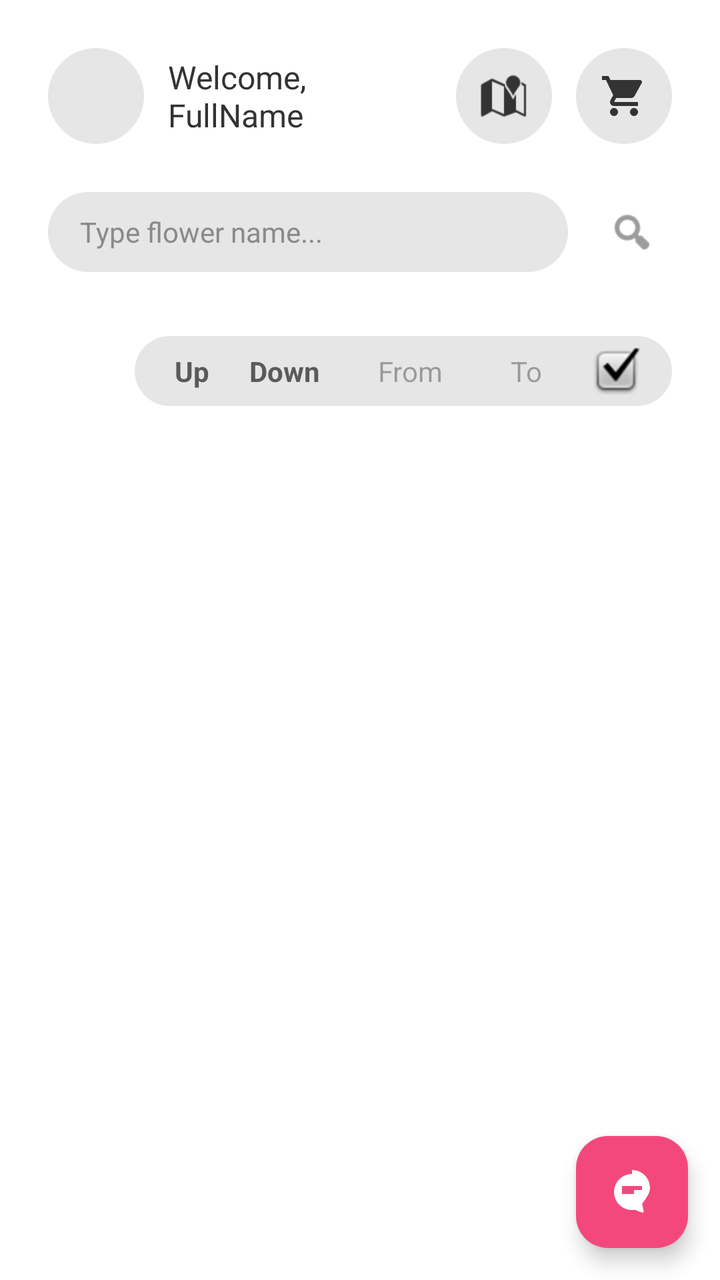
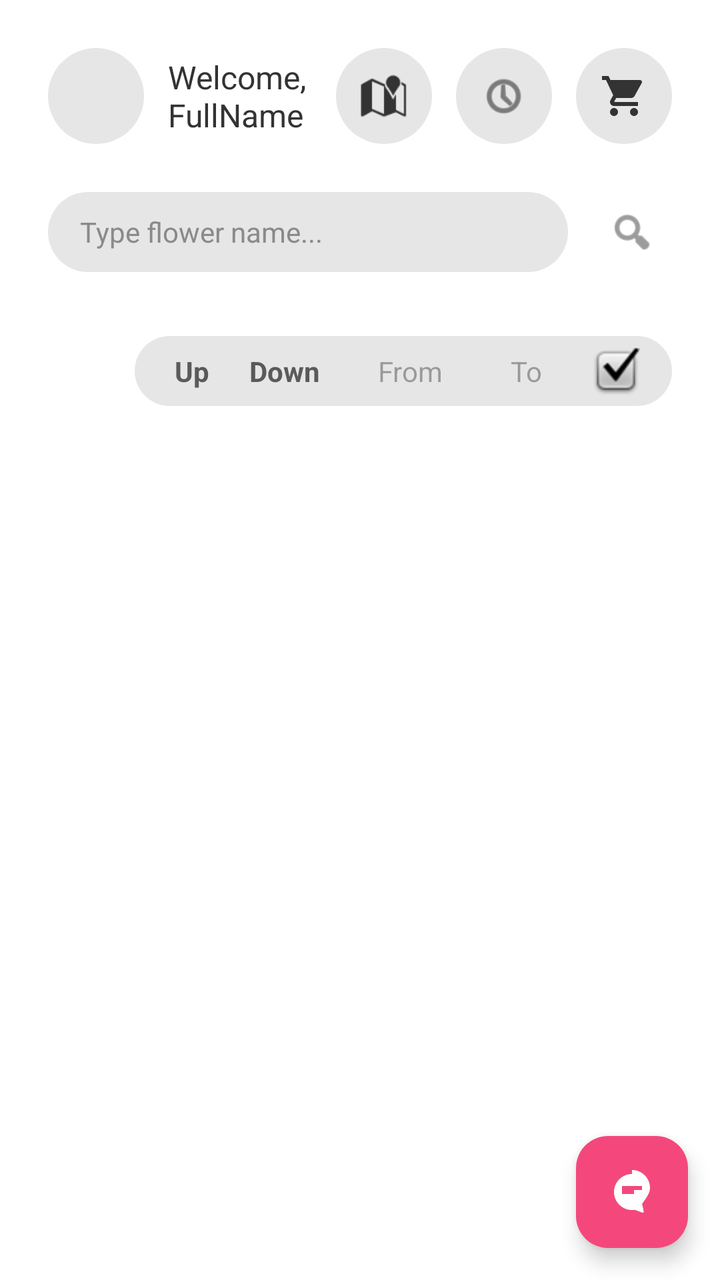

The first picture is an Android layout as it rendered before a commit; the second is the same layout after the commit. The layout source and the unified diff follow.
<!-- AndroidManifest.xml: application theme Theme.FlowerShopApp -->
<!-- res/layout/activity_products_list.xml -->
<?xml version="1.0" encoding="utf-8"?>
<androidx.constraintlayout.widget.ConstraintLayout
    xmlns:android="http://schemas.android.com/apk/res/android"
    xmlns:app="http://schemas.android.com/apk/res-auto"
    xmlns:tools="http://schemas.android.com/tools"
    android:layout_width="match_parent"
    android:layout_height="match_parent"
    android:background="#FFFFFF"
    android:paddingTop="24dp">

    <ImageView
        android:id="@+id/ivAvatar"
        android:layout_width="48dp"
        android:layout_height="48dp"
        android:layout_marginStart="24dp"
        android:background="@drawable/bg_rounded_gray"
        app:layout_constraintTop_toTopOf="parent"
        app:layout_constraintStart_toStartOf="parent" />

    <TextView
        android:id="@+id/tvWelcomeText"
        android:layout_width="wrap_content"
        android:layout_height="wrap_content"
        android:layout_marginStart="12dp"
        android:text="@string/welcome_nfullname_text"
        android:textColor="#333333"
        android:textSize="16sp"
        app:layout_constraintTop_toTopOf="@id/ivAvatar"
        app:layout_constraintBottom_toBottomOf="@id/ivAvatar"
        app:layout_constraintStart_toEndOf="@id/ivAvatar" />

    <ImageView
        android:id="@+id/btnMap"
        android:layout_width="48dp"
        android:layout_height="48dp"
        android:layout_marginEnd="12dp"
        android:background="@drawable/bg_rounded_gray"
        android:padding="12dp"
        android:src="@android:drawable/ic_dialog_map"
        app:tint="#333333"
        android:contentDescription="Store Map"
        app:layout_constraintTop_toTopOf="@id/ivAvatar"
        app:layout_constraintBottom_toBottomOf="@id/ivAvatar"
        app:layout_constraintEnd_toStartOf="@id/cartContainer" />

    <FrameLayout
        android:id="@+id/cartContainer"
        android:layout_width="48dp"
        android:layout_height="48dp"
        android:layout_marginEnd="24dp"
        app:layout_constraintTop_toTopOf="@id/ivAvatar"
        app:layout_constraintBottom_toBottomOf="@id/ivAvatar"
        app:layout_constraintEnd_toEndOf="parent">

        <ImageView
            android:id="@+id/btnCart"
            android:layout_width="48dp"
            android:layout_height="48dp"
            android:background="@drawable/bg_rounded_gray"
            android:padding="12dp"
            android:src="@drawable/ic_cart"
            app:tint="#333333" />

        <TextView
            android:id="@+id/tvCartBadge"
            android:layout_width="20dp"
            android:layout_height="20dp"
            android:layout_gravity="top|end"
            android:layout_marginTop="-2dp"
            android:layout_marginEnd="-2dp"
            android:background="@drawable/bg_badge"
            android:gravity="center"
            android:text="0"
            android:textColor="#FFFFFF"
            android:textSize="10sp"
            android:textStyle="bold"
            android:visibility="gone" />

    </FrameLayout>

    <LinearLayout
        android:id="@+id/layoutSearch"
        android:layout_width="match_parent"
        android:layout_height="wrap_content"
        android:layout_marginHorizontal="24dp"
        android:layout_marginTop="24dp"
        android:orientation="horizontal"
        android:gravity="center_vertical"
        app:layout_constraintTop_toBottomOf="@id/ivAvatar">

        <EditText
            android:id="@+id/edtSearch"
            android:layout_width="0dp"
            android:layout_height="40dp"
            android:layout_weight="1"
            android:background="@drawable/bg_rounded_gray"
            android:hint="Type flower name..."
            android:textColorHint="@color/gray_text"
            android:textColor="#333333"
            android:textSize="14sp"
            android:paddingHorizontal="16dp"
            android:inputType="text"
            android:maxLines="1"
            android:imeOptions="actionSearch" />

        <ImageView
            android:id="@+id/btnSearch"
            android:layout_width="40dp"
            android:layout_height="40dp"
            android:layout_marginStart="12dp"
            android:padding="8dp"
            android:src="@android:drawable/ic_menu_search"
            app:tint="#5A5A5A"
            android:background="?attr/selectableItemBackgroundBorderless" />
    </LinearLayout>

    <androidx.recyclerview.widget.RecyclerView
        android:id="@+id/rvCategories"
        android:layout_width="match_parent"
        android:layout_height="wrap_content"
        android:layout_marginTop="16dp"
        android:clipToPadding="false"
        android:paddingHorizontal="24dp"
        android:orientation="horizontal"
        app:layoutManager="androidx.recyclerview.widget.LinearLayoutManager"
        app:layout_constraintTop_toBottomOf="@id/layoutSearch"
        tools:listitem="@layout/item_category" />

    <LinearLayout
        android:id="@+id/layoutFilter"
        android:layout_width="wrap_content"
        android:layout_height="wrap_content"
        android:layout_marginTop="16dp"
        android:layout_marginEnd="24dp"
        android:background="@drawable/bg_rounded_gray"
        android:orientation="horizontal"
        android:gravity="center_vertical"
        android:paddingHorizontal="16dp"
        android:paddingVertical="4dp"
        app:layout_constraintEnd_toEndOf="parent"
        app:layout_constraintTop_toBottomOf="@id/rvCategories">

        <TextView
            android:id="@+id/tvSortUp"
            android:layout_width="wrap_content"
            android:layout_height="wrap_content"
            android:text="Up"
            android:textSize="14sp"
            android:textStyle="bold"
            android:textColor="#5A5A5A"
            android:padding="4dp"/>

        <TextView
            android:id="@+id/tvSortDown"
            android:layout_width="wrap_content"
            android:layout_height="wrap_content"
            android:text="Down"
            android:textSize="14sp"
            android:textStyle="bold"
            android:textColor="#5A5A5A"
            android:layout_marginStart="12dp"
            android:padding="4dp"/>

        <EditText
            android:id="@+id/edtPriceFrom"
            android:layout_width="50dp"
            android:layout_height="wrap_content"
            android:layout_marginStart="16dp"
            android:background="@null"
            android:hint="From"
            android:gravity="center"
            android:textSize="14sp"
            android:inputType="numberDecimal" />

        <EditText
            android:id="@+id/edtPriceTo"
            android:layout_width="50dp"
            android:layout_height="wrap_content"
            android:layout_marginStart="8dp"
            android:background="@null"
            android:hint="To"
            android:gravity="center"
            android:textSize="14sp"
            android:inputType="numberDecimal" />

        <ImageView
            android:id="@+id/btnApplyFilter"
            android:layout_width="24dp"
            android:layout_height="24dp"
            android:layout_marginStart="8dp"
            android:src="@android:drawable/checkbox_on_background"
            android:background="?attr/selectableItemBackgroundBorderless" />
    </LinearLayout>

    <androidx.recyclerview.widget.RecyclerView
        android:id="@+id/rvProducts"
        android:layout_width="match_parent"
        android:layout_height="0dp"
        android:layout_marginTop="16dp"
        android:clipToPadding="false"
        android:paddingHorizontal="16dp"
        android:paddingBottom="24dp"
        app:layoutManager="androidx.recyclerview.widget.GridLayoutManager"
        app:spanCount="2"
        app:layout_constraintBottom_toBottomOf="parent"
        app:layout_constraintTop_toBottomOf="@id/layoutFilter"
        tools:listitem="@layout/item_product" />

    <androidx.recyclerview.widget.RecyclerView
        android:id="@+id/rvPagination"
        android:layout_width="wrap_content"
        android:layout_height="wrap_content"
        android:layout_marginVertical="12dp"
        android:orientation="horizontal"
        app:layoutManager="androidx.recyclerview.widget.LinearLayoutManager"
        app:layout_constraintBottom_toBottomOf="parent"
        app:layout_constraintStart_toStartOf="parent"
        app:layout_constraintEnd_toEndOf="parent" />

    <com.google.android.material.floatingactionbutton.FloatingActionButton
        android:id="@+id/btnFloatingChat"
        android:layout_width="wrap_content"
        android:layout_height="wrap_content"
        android:layout_margin="16dp"
        android:src="@drawable/ic_chat"
        app:layout_constraintBottom_toBottomOf="parent"
        app:layout_constraintEnd_toEndOf="parent"
        app:tint="@color/white"
        android:contentDescription="Chat with us"
        android:backgroundTint="@color/pink_primary" />

    <View
        android:id="@+id/chatOutsideOverlay"
        android:layout_width="0dp"
        android:layout_height="0dp"
        android:background="#29000000"
        android:clickable="true"
        android:focusable="true"
        android:visibility="gone"
        app:layout_constraintBottom_toBottomOf="parent"
        app:layout_constraintEnd_toEndOf="parent"
        app:layout_constraintStart_toStartOf="parent"
        app:layout_constraintTop_toTopOf="parent" />

    <com.google.android.material.card.MaterialCardView
        android:id="@+id/chatFloatingPanel"
        android:layout_width="0dp"
        android:layout_height="wrap_content"
        android:layout_marginEnd="16dp"
        android:layout_marginBottom="88dp"
        android:visibility="gone"
        app:cardBackgroundColor="@android:color/white"
        app:cardCornerRadius="18dp"
        app:cardElevation="8dp"
        app:layout_constraintBottom_toBottomOf="parent"
        app:layout_constraintEnd_toEndOf="parent"
        app:layout_constraintStart_toStartOf="parent"
        app:layout_constraintWidth_max="360dp"
        app:layout_constraintWidth_percent="0.88"
        app:strokeColor="@color/gray_line"
        app:strokeWidth="1dp">

        <LinearLayout
            android:layout_width="match_parent"
            android:layout_height="wrap_content"
            android:orientation="vertical"
            android:padding="12dp">

            <LinearLayout
                android:layout_width="match_parent"
                android:layout_height="wrap_content"
                android:gravity="center_vertical"
                android:orientation="horizontal">

                <TextView
                    android:layout_width="0dp"
                    android:layout_height="wrap_content"
                    android:layout_weight="1"
                    android:text="Chat Support"
                    android:textColor="#222222"
                    android:textSize="16sp"
                    android:textStyle="bold" />

                <ImageView
                    android:id="@+id/btnMinimizeChat"
                    android:layout_width="28dp"
                    android:layout_height="28dp"
                    android:background="?attr/selectableItemBackgroundBorderless"
                    android:contentDescription="Minimize chat"
                    android:padding="5dp"
                    android:src="@android:drawable/ic_menu_close_clear_cancel"
                    app:tint="#666666" />
            </LinearLayout>

            <RadioGroup
                android:id="@+id/rgChatMode"
                android:layout_width="wrap_content"
                android:layout_height="wrap_content"
                android:layout_marginTop="8dp"
                android:orientation="horizontal">

                <RadioButton
                    android:id="@+id/rbAi"
                    android:layout_width="wrap_content"
                    android:layout_height="wrap_content"
                    android:checked="true"
                    android:text="🤖 AI" />

                <RadioButton
                    android:id="@+id/rbStaff"
                    android:layout_width="wrap_content"
                    android:layout_height="wrap_content"
                    android:layout_marginStart="8dp"
                    android:text="👤 Staff" />
            </RadioGroup>

            <TextView
                android:id="@+id/tvChatModeStatus"
                android:layout_width="wrap_content"
                android:layout_height="wrap_content"
                android:layout_marginTop="2dp"
                android:text="🤖 Chatting with AI"
                android:textColor="#888888"
                android:textSize="12sp" />

            <androidx.recyclerview.widget.RecyclerView
                android:id="@+id/rvFloatingMessages"
                android:layout_width="match_parent"
                android:layout_height="220dp"
                android:layout_marginTop="8dp"
                android:clipToPadding="false"
                android:paddingBottom="4dp"
                tools:listitem="@layout/item_message" />

            <LinearLayout
                android:layout_width="match_parent"
                android:layout_height="wrap_content"
                android:layout_marginTop="8dp"
                android:gravity="center_vertical"
                android:orientation="horizontal">

                <EditText
                    android:id="@+id/edtFloatingMessage"
                    android:layout_width="0dp"
                    android:layout_height="40dp"
                    android:layout_weight="1"
                    android:background="@drawable/bg_rounded_gray"
                    android:hint="Type message"
                    android:imeOptions="actionSend"
                    android:inputType="text"
                    android:maxLines="1"
                    android:paddingHorizontal="12dp"
                    android:textColor="#333333"
                    android:textSize="14sp" />

                <ImageView
                    android:id="@+id/btnSendFloatingMessage"
                    android:layout_width="40dp"
                    android:layout_height="40dp"
                    android:layout_marginStart="8dp"
                    android:background="@drawable/bg_rounded_pink"
                    android:contentDescription="Send message"
                    android:padding="10dp"
                    android:src="@drawable/ic_send"
                    app:tint="@android:color/white" />
            </LinearLayout>
        </LinearLayout>
    </com.google.android.material.card.MaterialCardView>

</androidx.constraintlayout.widget.ConstraintLayout>
<!-- res/layout/item_category.xml (included above) -->
<?xml version="1.0" encoding="utf-8"?>
<TextView xmlns:android="http://schemas.android.com/apk/res/android"
    android:id="@+id/tvCategoryName"
    android:layout_width="wrap_content"
    android:layout_height="wrap_content"
    android:layout_marginEnd="12dp"
    android:background="@drawable/bg_rounded_gray"
    android:paddingHorizontal="20dp"
    android:paddingVertical="8dp"
    android:text="Cate"
    android:textColor="#333333"
    android:textSize="14sp" />
<!-- res/layout/item_product.xml (included above) -->
<?xml version="1.0" encoding="utf-8"?>
<com.google.android.material.card.MaterialCardView
    xmlns:android="http://schemas.android.com/apk/res/android"
    xmlns:app="http://schemas.android.com/apk/res-auto"
    android:layout_width="match_parent"
    android:layout_height="wrap_content"
    android:layout_margin="8dp"
    app:cardCornerRadius="16dp"
    app:cardElevation="2dp"
    app:cardBackgroundColor="#F8F8F8"> <androidx.constraintlayout.widget.ConstraintLayout
    android:layout_width="match_parent"
    android:layout_height="wrap_content"
    android:paddingBottom="12dp">

    <ImageView
        android:id="@+id/ivProductImage"
        android:layout_width="0dp"
        android:layout_height="140dp"
        android:scaleType="centerCrop"
        android:background="#E0E0E0" app:layout_constraintTop_toTopOf="parent"
        app:layout_constraintStart_toStartOf="parent"
        app:layout_constraintEnd_toEndOf="parent" />

    <com.google.android.material.floatingactionbutton.FloatingActionButton
        android:id="@+id/btnAddToCart"
        android:layout_width="wrap_content"
        android:layout_height="wrap_content"
        android:layout_marginTop="8dp"
        android:layout_marginEnd="8dp"
        app:fabSize="mini"
        app:backgroundTint="#FFFFFF"
        app:tint="@color/pink_primary"
        android:src="@drawable/ic_cart"
        app:layout_constraintTop_toTopOf="parent"
        app:layout_constraintEnd_toEndOf="parent" />

    <TextView
        android:id="@+id/tvProductName"
        android:layout_width="0dp"
        android:layout_height="wrap_content"
        android:layout_marginStart="12dp"
        android:layout_marginEnd="12dp"
        android:layout_marginTop="12dp"
        android:text="Flower's name"
        android:textColor="#5A5A5A"
        android:textSize="16sp"
        android:textStyle="bold"
        android:maxLines="1"
        android:ellipsize="end"
        app:layout_constraintTop_toBottomOf="@id/ivProductImage"
        app:layout_constraintStart_toStartOf="parent"
        app:layout_constraintEnd_toEndOf="parent" />

    <TextView
        android:id="@+id/tvProductPrice"
        android:layout_width="0dp"
        android:layout_height="wrap_content"
        android:layout_marginTop="4dp"
        android:text="35.00$"
        android:textColor="@color/pink_primary"
        android:textSize="15sp"
        android:textStyle="bold"
        app:layout_constraintTop_toBottomOf="@id/tvProductName"
        app:layout_constraintStart_toStartOf="@id/tvProductName"
        app:layout_constraintEnd_toEndOf="@id/tvProductName" />

    <TextView
        android:id="@+id/tvBriefDescription"
        android:layout_width="0dp"
        android:layout_height="wrap_content"
        android:layout_marginTop="4dp"
        android:text="Brief Description goes here..."
        android:textColor="@color/gray_text"
        android:textSize="12sp"
        android:maxLines="2"
        android:ellipsize="end"
        app:layout_constraintTop_toBottomOf="@id/tvProductPrice"
        app:layout_constraintStart_toStartOf="@id/tvProductName"
        app:layout_constraintEnd_toEndOf="@id/tvProductName" />

</androidx.constraintlayout.widget.ConstraintLayout>
</com.google.android.material.card.MaterialCardView>
<!-- res/layout/item_message.xml (included above) -->
<?xml version="1.0" encoding="utf-8"?>
<LinearLayout
    xmlns:android="http://schemas.android.com/apk/res/android"
    android:layout_width="match_parent"
    android:layout_height="wrap_content"
    android:orientation="vertical"
    android:padding="8dp">

    <TextView
        android:id="@+id/tvUser"
        android:layout_width="wrap_content"
        android:layout_height="wrap_content"
        android:text="User"
        android:textStyle="bold"
        android:textColor="@color/black" />

    <TextView
        android:id="@+id/tvMessage"
        android:layout_width="wrap_content"
        android:layout_height="wrap_content"
        android:text="Message"
        android:textColor="@color/black" />

</LinearLayout>
<!-- resources referenced by this layout -->
<resources>
  <color name="black">#FF000000</color>
  <color name="gray_line">#EAEAEA</color>
  <color name="gray_text">#8A8A8A</color>
  <color name="pink_primary">#F4487D</color>
  <color name="white">#FFFFFFFF</color>
  <!-- drawable bg_badge (drawable) -->
  <?xml version="1.0" encoding="utf-8"?>
  <shape xmlns:android="http://schemas.android.com/apk/res/android"
      android:shape="oval">
      <solid android:color="#F4487D" />
  </shape>
  <!-- drawable bg_rounded_gray (drawable) -->
  <?xml version="1.0" encoding="utf-8"?>
  <shape xmlns:android="http://schemas.android.com/apk/res/android"
      android:shape="rectangle">
      <solid android:color="#E6E6E6" />
      <corners android:radius="24dp" />
  </shape>
  <!-- drawable bg_rounded_pink (drawable) -->
  <?xml version="1.0" encoding="utf-8"?>
  <shape xmlns:android="http://schemas.android.com/apk/res/android"
      android:shape="rectangle">
      <solid android:color="#F4487D" />
      <corners android:radius="24dp" />
  </shape>
  <!-- drawable ic_cart (drawable) -->
  <vector xmlns:android="http://schemas.android.com/apk/res/android" android:height="24dp" android:tint="#000000" android:viewportHeight="24" android:viewportWidth="24" android:width="24dp">
        
      <path android:fillColor="@android:color/white" android:pathData="M7,18c-1.1,0 -1.99,0.9 -1.99,2S5.9,22 7,22s2,-0.9 2,-2 -0.9,-2 -2,-2zM1,2v2h2l3.6,7.59 -1.35,2.45c-0.16,0.28 -0.25,0.61 -0.25,0.96 0,1.1 0.9,2 2,2h12v-2L7.42,15c-0.14,0 -0.25,-0.11 -0.25,-0.25l0.03,-0.12 0.9,-1.63h7.45c0.75,0 1.41,-0.41 1.75,-1.03l3.58,-6.49c0.08,-0.14 0.12,-0.31 0.12,-0.48 0,-0.55 -0.45,-1 -1,-1L5.21,4l-0.94,-2L1,2zM17,18c-1.1,0 -1.99,0.9 -1.99,2s0.89,2 1.99,2 2,-0.9 2,-2 -0.9,-2 -2,-2z"/>
      
  </vector>
  <!-- drawable ic_chat (drawable) -->
  <?xml version="1.0" encoding="utf-8"?>
  <vector xmlns:android="http://schemas.android.com/apk/res/android"
      android:width="24dp"
      android:height="24dp"
      android:viewportWidth="24"
      android:viewportHeight="24">
      <path
          android:fillColor="#FFFFFF"
          android:pathData="M12,3C7.03,3 3,7.03 3,12c0,4.97 4.03,9 9,9 0.46,0 0.92,-0.04 1.37,-0.1l3.73,1.39c0.41,0.15 0.86,-0.2 0.77,-0.63l-0.83,-3.73C19.96,13.92 21,12.03 21,10c0,-4.97 -4.03,-9 -9,-9zM7,9h10v2H7V9zm6,4H7v-2h6v2z" />
  </vector>
  <!-- drawable ic_send (drawable) -->
  <?xml version="1.0" encoding="utf-8"?>
  <vector xmlns:android="http://schemas.android.com/apk/res/android"
      android:width="24dp"
      android:height="24dp"
      android:viewportWidth="24"
      android:viewportHeight="24">
      <path
          android:fillColor="#FFFFFF"
          android:pathData="M2,21l21,-9L2,3v7l15,2l-15,2v7z" />
  </vector>
  <string name="welcome_nfullname_text">Welcome,\nFullName</string>
  <style name="Theme.FlowerShopApp" parent="Base.Theme.FlowerShopApp" />
  <style name="Base.Theme.FlowerShopApp" parent="Theme.Material3.DayNight.NoActionBar">
          
          
      </style>
</resources>

<!-- the commit's change to res/layout/activity_products_list.xml (unified diff, before → after) -->
@@ -14,20 +14,23 @@
         android:layout_height="48dp"
         android:layout_marginStart="24dp"
         android:background="@drawable/bg_rounded_gray"
+        android:contentDescription="@string/profile_text"
         app:layout_constraintTop_toTopOf="parent"
         app:layout_constraintStart_toStartOf="parent" />
 
     <TextView
         android:id="@+id/tvWelcomeText"
-        android:layout_width="wrap_content"
-        android:layout_height="wrap_content"
+        android:layout_width="0dp"
+        android:layout_height="wrap_content"
+        android:layout_marginEnd="12dp"
         android:layout_marginStart="12dp"
         android:text="@string/welcome_nfullname_text"
         android:textColor="#333333"
         android:textSize="16sp"
         app:layout_constraintTop_toTopOf="@id/ivAvatar"
         app:layout_constraintBottom_toBottomOf="@id/ivAvatar"
-        app:layout_constraintStart_toEndOf="@id/ivAvatar" />
+        app:layout_constraintStart_toEndOf="@id/ivAvatar"
+        app:layout_constraintEnd_toStartOf="@id/btnMap" />
 
     <ImageView
         android:id="@+id/btnMap"
@@ -38,10 +41,24 @@
         android:padding="12dp"
         android:src="@android:drawable/ic_dialog_map"
         app:tint="#333333"
-        android:contentDescription="Store Map"
+        android:contentDescription="@string/store_map_text"
         app:layout_constraintTop_toTopOf="@id/ivAvatar"
         app:layout_constraintBottom_toBottomOf="@id/ivAvatar"
-        app:layout_constraintEnd_toStartOf="@id/cartContainer" />
+        app:layout_constraintEnd_toStartOf="@id/btnOrderHistory" />
+
+    <ImageView
+        android:id="@+id/btnOrderHistory"
+        android:layout_width="48dp"
+        android:layout_height="48dp"
+        android:layout_marginEnd="12dp"
+        android:background="@drawable/bg_rounded_gray"
+        android:contentDescription="@string/order_history_text"
+        android:padding="12dp"
+        android:src="@android:drawable/ic_menu_recent_history"
+        app:layout_constraintBottom_toBottomOf="@id/ivAvatar"
+        app:layout_constraintEnd_toStartOf="@id/cartContainer"
+        app:layout_constraintTop_toTopOf="@id/ivAvatar"
+        app:tint="#333333" />
 
     <FrameLayout
         android:id="@+id/cartContainer"
<!-- resource entries referenced after the edit -->
@@ -53,6 +53,9 @@
           android:fillColor="#FFFFFF"
           android:pathData="M2,21l21,-9L2,3v7l15,2l-15,2v7z" />
   </vector>
+  <string name="order_history_text">Order history</string>
+  <string name="profile_text">Profile</string>
+  <string name="store_map_text">Store map</string>
   <string name="welcome_nfullname_text">Welcome,\nFullName</string>
   <style name="Theme.FlowerShopApp" parent="Base.Theme.FlowerShopApp" />
   <style name="Base.Theme.FlowerShopApp" parent="Theme.Material3.DayNight.NoActionBar">
